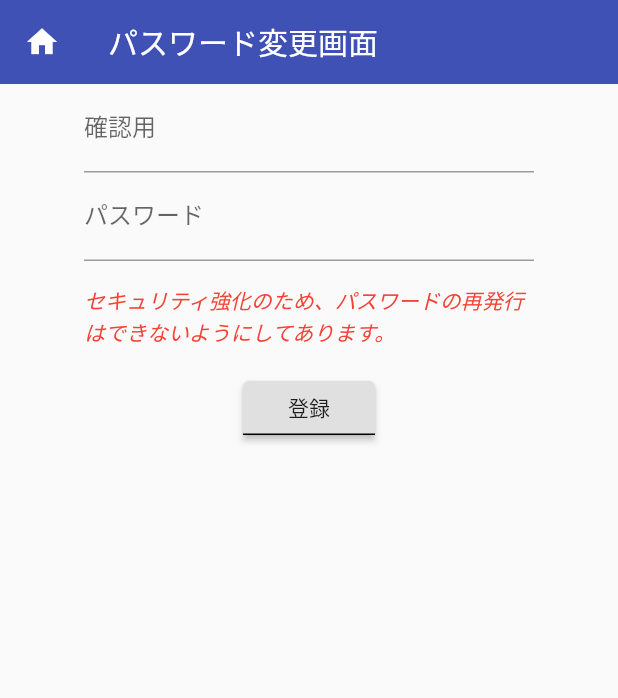
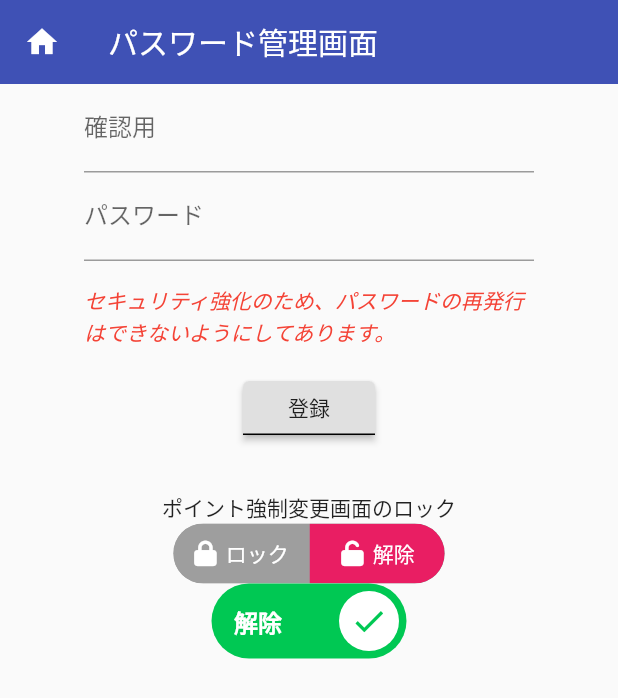
Before and after one commit to kazumaz/dama_app, a Flutter app: the PassWordSettingPage screen opened by its route, on a phone screen of 412 x 824 dp. Shown: the top 698 px of the screen. Run offline on Flutter 3.47's test engine with Material 2 defaults, Android fonts, the phone set to English and light mode, and no system bars; drawn by our look-alikes of lite_rolling_switch, toggle_switch; our stand-ins replace awesome_dialog, flutter_icons, flutter_slidable, percent_indicator, share; missing offline and left inert: ff_navigation_bar, tutorial_coach_mark.

Commit message:
ポイント強制変更画面修正

```diff
--- a/lib/view/PasswordSettingPage.dart
+++ b/lib/view/PasswordSettingPage.dart
@@ -3,6 +3,9 @@ import 'package:flutter/material.dart';
 import 'package:provider/provider.dart';
 import 'package:awesome_dialog/animated_button.dart';
 import 'package:awesome_dialog/awesome_dialog.dart';
+import 'package:toggle_switch/toggle_switch.dart';
+import 'package:flutter_icons/flutter_icons.dart';
+import 'package:lite_rolling_switch/lite_rolling_switch.dart';
 
 class PassWordSettingPage extends StatelessWidget {
   final passwordInputController = TextEditingController();
@@ -21,7 +24,7 @@ class PassWordSettingPage extends StatelessWidget {
             ),
             backgroundColor: Theme.of(context).primaryColor,
             elevation: 0.0,
-            title: Text("パスワード変更画面"),
+            title: Text("パスワード管理画面"),
           ),
           body: Column(
             children: <Widget>[
@@ -108,7 +111,9 @@ class PassWordSettingPage extends StatelessWidget {
                               tittle: 'This is Ignored',
                               desc: 'This is also Ignored',
                               btnOkOnPress: () {
-                                passwordModel.setPassword(newPassword: passwordInputController.text.toString());
+                                passwordModel.setPassword(
+                                    newPassword: passwordInputController.text
+                                        .toString());
                                 passwordInputController.clear();
                                 passwordInputConfirmController.clear();
                                 beforePasswordInputController.clear();
@@ -150,7 +155,9 @@ class PassWordSettingPage extends StatelessWidget {
                         tittle: 'This is Ignored',
                         desc: 'This is also Ignored',
                         btnOkOnPress: () {
-                          passwordModel.setPassword(newPassword: passwordInputController.text.toString());
+                          passwordModel.setPassword(
+                              newPassword:
+                                  passwordInputController.text.toString());
                           passwordInputController.clear();
                           passwordInputConfirmController.clear();
                           beforePasswordInputController.clear();
@@ -175,8 +182,46 @@ class PassWordSettingPage extends StatelessWidget {
                   }
                 },
               ),
+              Text(""),
+              Text(""),
+              Text("ポイント強制変更画面のロック"),
+              ToggleSwitch(
+                  minWidth: 90.0,
+                  cornerRadius: 20,
+                  activeBgColor: Colors.green,
+                  activeTextColor: Colors.white,
+                  inactiveBgColor: Colors.grey,
+                  inactiveTextColor: Colors.white,
+                  labels: ['ロック', '解除'],
+                  icons: [FontAwesome.lock, FontAwesome.unlock],
+                  activeColors: [Colors.blue, Colors.pink],
+                  initialLabelIndex: 1,
+                  onToggle: (index) {
+                    print('switched to: $index');
+                    index = 0;
+                  })
+                  ,
+
+LiteRollingSwitch(
+    //initial value
+    value: true,
+    textOn: '解除',
+    textOff: 'ロック',
+    colorOn: Colors.greenAccent[700],
+    colorOff: Colors.redAccent[700],
+    iconOn: Icons.done,
+    iconOff: Icons.remove_circle_outline,
+    textSize: 16.0,
+    onChanged: (bool state) {
+      state = false;
+      //Use it to manage the different states
+      print('Current State of SWITCH IS: $state');
+    },
+),
             ],
           ));
+      // ],
+      // ));
     });
   }
 
--- a/pubspec.yaml
+++ b/pubspec.yaml
@@ -36,6 +36,8 @@ dependencies:
   intl: ^0.16.1
   awesome_dialog: ^0.1.3
   tutorial_coach_mark: ^0.3.0
+  toggle_switch: ^0.1.4
+  lite_rolling_switch: ^0.1.1
 
 dev_dependencies:
   flutter_test:
```
Also changed, not shown: pubspec.lock.
